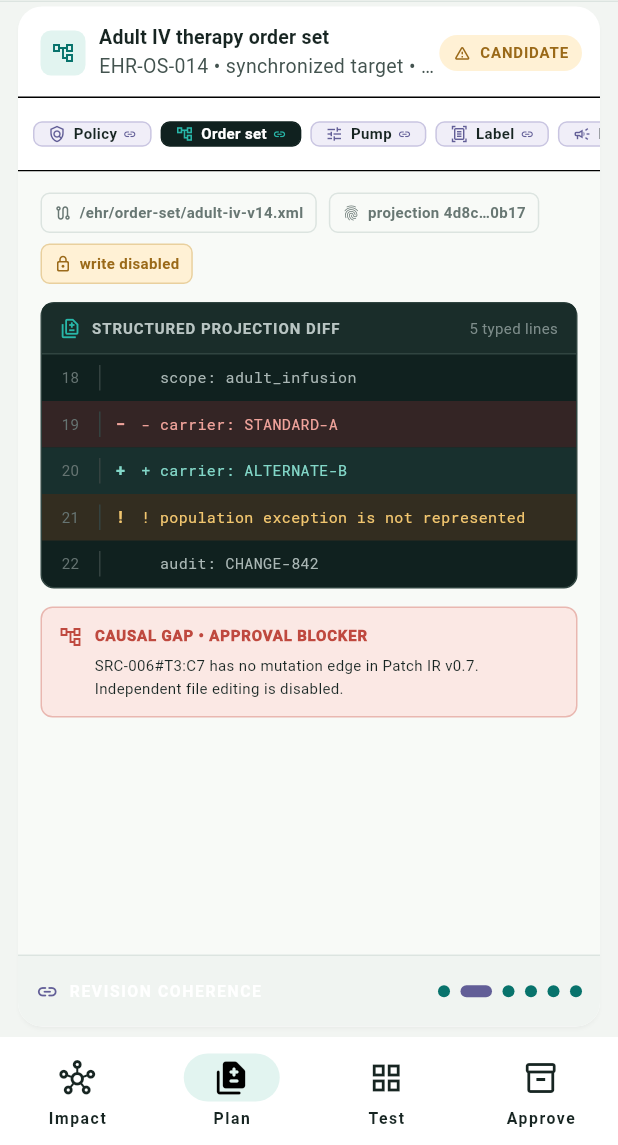
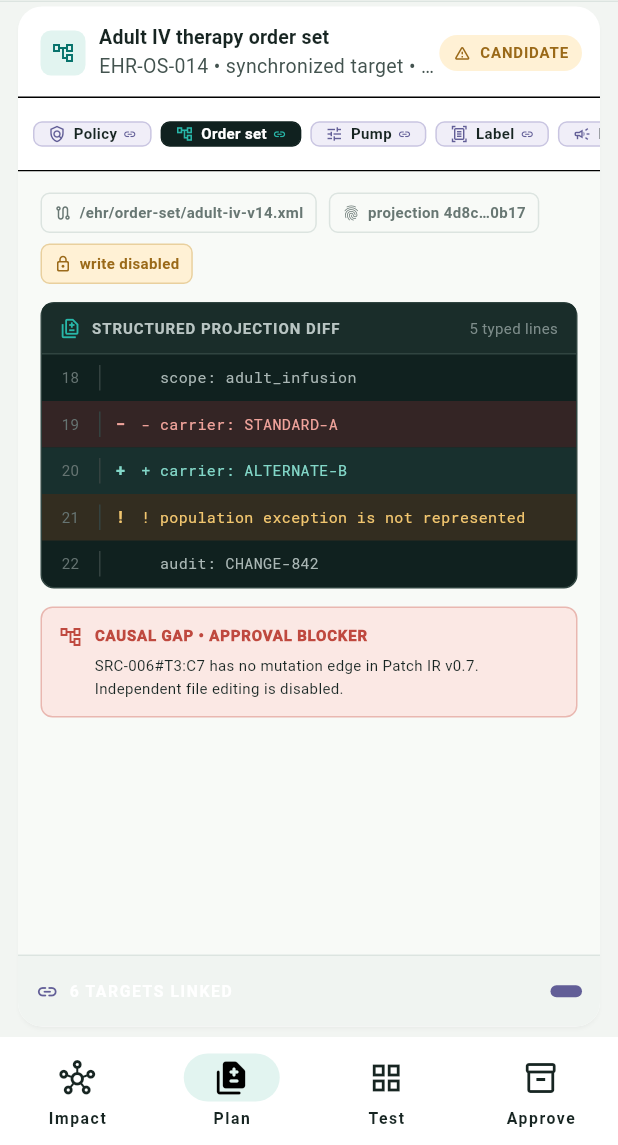
Before and after one commit to Elbrak17/renkevia, a Flutter app: the screen it shows after launch, item 2 of the bottom bar chosen, scrolled down 1728 dp, on a phone screen of 412 x 824 dp, the part 91-1236 px from its top. Run offline on Flutter 3.47's test engine with Material 3 defaults, Android fonts, the phone set to English and light mode, and no system bars; missing offline and left inert: dart:html.

Commit message:
fix: simplify compact projection coherence footer

```diff
--- a/app/lib/src/features/patch_studio/patch_studio_page.dart
+++ b/app/lib/src/features/patch_studio/patch_studio_page.dart
@@ -1227,13 +1227,39 @@ class _ProjectionLedger extends StatelessWidget {
         color: RenkeviaColors.surfaceMuted,
         border: Border(top: BorderSide(color: RenkeviaColors.hairline)),
       ),
-      child: Row(
-        children: [
-          Icon(
+      child: LayoutBuilder(
+        builder: (context, constraints) {
+          final leading = Icon(
             recompiling ? Icons.sync_rounded : Icons.link_rounded,
             size: 15,
             color: recompiling ? RenkeviaColors.amber : RenkeviaColors.violet,
-          ),
+          );
+          if (constraints.maxWidth < 420) {
+            return Row(
+              children: [
+                leading,
+                const SizedBox(width: 7),
+                Expanded(
+                  child: Text(
+                    recompiling ? 'UPDATING 6 TARGETS' : '6 TARGETS LINKED',
+                    maxLines: 1,
+                    overflow: TextOverflow.ellipsis,
+                    style: Theme.of(context).textTheme.labelMedium,
+                  ),
+                ),
+                const SizedBox(width: 8),
+                _RevisionDot(
+                  label: _artifactSpec(selected, revised: revised).shortTitle,
+                  selected: true,
+                  revised: revised,
+                  working: recompiling,
+                ),
+              ],
+            );
+          }
+          return Row(
+            children: [
+              leading,
               const SizedBox(width: 7),
               Text(
                 recompiling ? 'ATOMIC PROJECTION PASS' : 'REVISION COHERENCE',
@@ -1247,9 +1273,12 @@ class _ProjectionLedger extends StatelessWidget {
                   revised: revised,
                   working: recompiling,
                 ),
-            if (artifact != PatchArtifact.values.last) const SizedBox(width: 7),
-          ],
-        ],
+                if (artifact != PatchArtifact.values.last)
+                  const SizedBox(width: 7),
+              ],
+            ],
+          );
+        },
       ),
     );
   }
```
Lines whose indentation alone changed are shown as unchanged.
